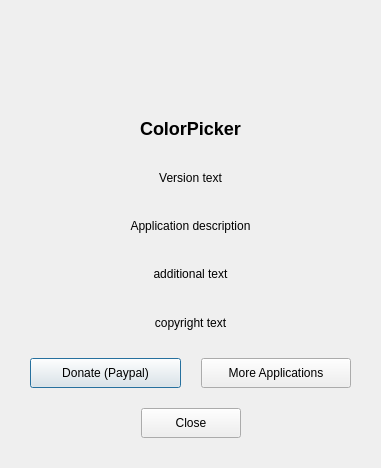
This is ui/AboutDialog.ui in keshavbhatt/ColorSmith as Qt 5 draws it before an edit. The edited form follows.
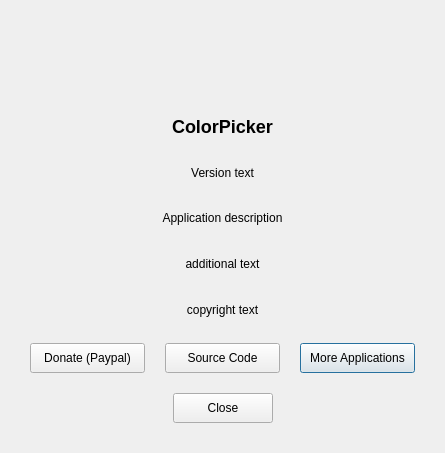
This is the edited form.

Commit message: feat: add source code button to AboutDialog

Patch:
```diff
--- a/ui/AboutDialog.ui
+++ b/ui/AboutDialog.ui
@@ -6,8 +6,8 @@
    <rect>
     <x>0</x>
     <y>0</y>
-    <width>381</width>
-    <height>468</height>
+    <width>445</width>
+    <height>453</height>
    </rect>
   </property>
   <property name="windowTitle">
@@ -166,6 +166,19 @@
      <property name="topMargin">
       <number>0</number>
      </property>
+     <item row="0" column="2">
+      <widget class="QPushButton" name="btnMoreApps">
+       <property name="minimumSize">
+        <size>
+         <width>100</width>
+         <height>30</height>
+        </size>
+       </property>
+       <property name="text">
+        <string>More Applications</string>
+       </property>
+      </widget>
+     </item>
      <item row="0" column="0">
       <widget class="QPushButton" name="btnDonate">
        <property name="minimumSize">
@@ -180,7 +193,7 @@
       </widget>
      </item>
      <item row="0" column="1">
-      <widget class="QPushButton" name="btnMoreApps">
+      <widget class="QPushButton" name="btnSourceCode">
        <property name="minimumSize">
         <size>
          <width>100</width>
@@ -188,7 +201,7 @@
         </size>
        </property>
        <property name="text">
-        <string>More Applications</string>
+        <string>Source Code</string>
        </property>
       </widget>
      </item>
```
The commit also changes 2 other files.
